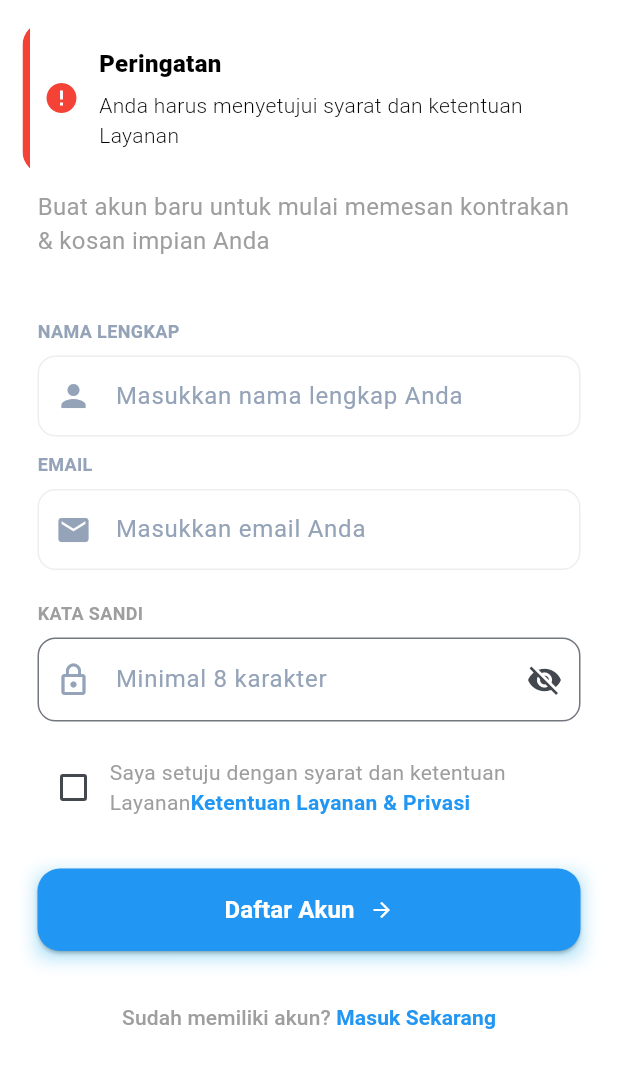
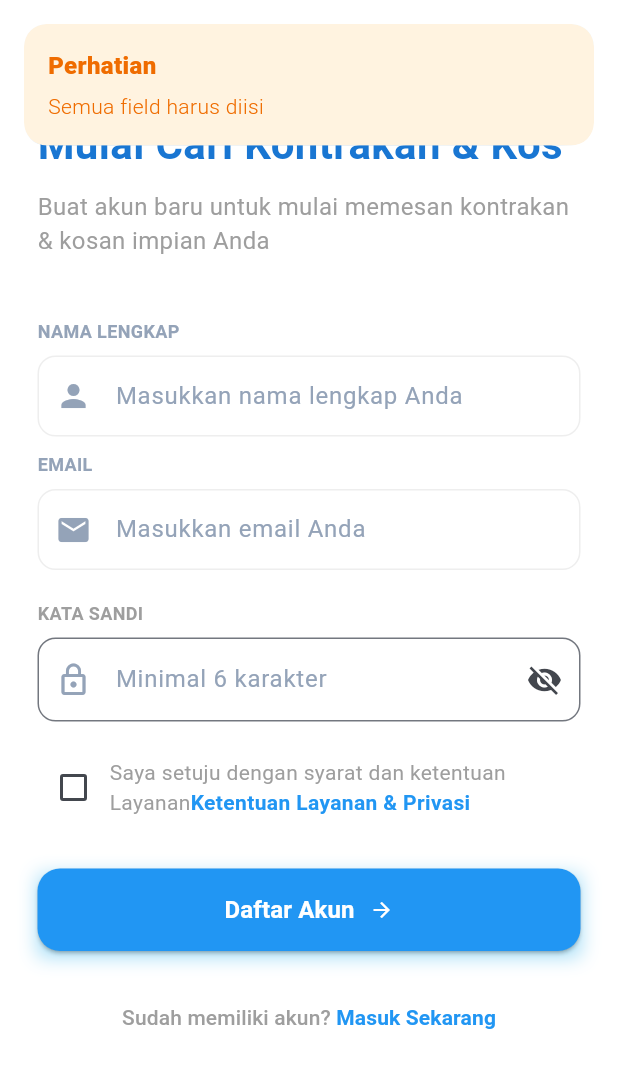
Before and after one commit to faldyardiansyah/mobile_proyek, a Flutter app: the RegisterScreen screen opened directly, after a tap on "Daftar Akun", on a phone screen of 412 x 824 dp. Shown: the top 1068 px of the screen. Run offline on Flutter 3.47's test engine with Material 3 defaults, Android fonts, the phone set to English and light mode, and no system bars; drawn by our look-alikes of flutter_animate; our stand-ins replace dash_chat_2, dio, get, get_storage, lottie; accounts and stored records are empty.

Commit message:
integrasi laravel

```diff
--- a/lib/auth/controller/auth_controller.dart
+++ b/lib/auth/controller/auth_controller.dart
@@ -1,74 +1,148 @@
+import 'package:appkonkos_mobile/modules/home/home_screen.dart';
+import 'package:dio/dio.dart';
 import 'package:get/get.dart';
 import 'package:flutter/material.dart';
-import 'package:appkonkos_mobile/modules/home/home_screen.dart';
+import 'package:get_storage/get_storage.dart';
+import 'package:appkonkos_mobile/services/api_service.dart';
 
-class AuthController extends GetxController {
-  var isHidden = true.obs;
-  void togglePassword() {
-    isHidden.value = !isHidden.value;
+class AuthController extends GetxController{
+  final ApiService _api = Get.find<ApiService>();
+  final _storage = GetStorage();
+
+  final isLoading = false.obs;
+  final isHidden = true.obs;
+  final isRegisterPasswordHidden = true.obs;
+  final isAgreeTerms = false.obs;
+
+  final emailLoginController = TextEditingController();
+  final passwordLoginController = TextEditingController();
+
+  final namaRegisterController = TextEditingController();
+  final registerEmailController = TextEditingController();
+  final registerPasswordController = TextEditingController();
+
+  @override
+  void onClose(){
+    emailLoginController.dispose();
+    passwordLoginController.dispose();
+    namaRegisterController.dispose();
+    registerEmailController.dispose();
+    registerPasswordController.dispose();
+    super.onClose();
+  }
+  void togglePassword() => isHidden.value = !isHidden.value;
+  void toggleRegisterPassword() => isRegisterPasswordHidden.value = !isRegisterPasswordHidden.value;
+  void toggleAgreeTerms(bool? v) => isAgreeTerms.value = v ?? false;
+
+  Future<void> login()async{
+    if (emailLoginController.text.isEmpty || passwordLoginController.text.isEmpty){
+      Get.snackbar('perhatian', 'Email dan password tidak boleh kosong',
+        backgroundColor: Colors.orange.shade50,
+        colorText: Colors.orange.shade800,
+        snackPosition: SnackPosition.TOP,
+        margin: const EdgeInsets.all(16),
+      );
+      return;
     }
 
-  void login() {
-    Get.snackbar(
-      "Berhasil Masuk",
-      "Selamat datang kembali di Apkonkos!",
+    try {
+      isLoading.value = true;
+      final response = await _api.post('auth/login', {
+        'email': emailLoginController.text.trim(),
+        'password': passwordLoginController.text,
+      });
+      _storage.write('token', response.data['token']);
+      _storage.write('user', response.data['user']);
+
+      Get.snackbar('Berhasil', 'Selamat datang ${response.data['user']['nama']}',
+        backgroundColor: Colors.green.shade50,
+        colorText: Colors.green.shade800,
         snackPosition: SnackPosition.TOP,
-      backgroundColor: Colors.white,
-      colorText: Colors.black,
-      leftBarIndicatorColor: Colors.green,
-      icon: const Icon(Icons.check_circle, color: Colors.green),
-      boxShadows: [
-        BoxShadow(
-          color: Colors.black.withOpacity(0.1),
-          blurRadius: 10,
-          offset: const Offset(0, 5),
-        ),
-      ],
-      margin: const EdgeInsets.all(15),
-      duration: const Duration(seconds: 2),
+        margin: const EdgeInsets.all(16),
       );
-    Future.delayed(const Duration(seconds: 2), () {
-      Get.offAll(() => HomeScreen());
-    });
+      Get.offAllNamed('/home');
+    } on DioException catch (e){
+      final message = e.response?.data?['message'] ?? 'Login gagal, silakan coba lagi';
+      Get.snackbar('Login Gagal', message,
+        backgroundColor: Colors.red.shade50,
+        colorText: Colors.red.shade800,
+        snackPosition: SnackPosition.TOP,
+        margin: const EdgeInsets.all(16),
+      );
+    } finally {
+      isLoading.value = false;
+    }
   }
 
-  var isRegisterPasswordHidden = true.obs;
-  var isAgreeTerms = false.obs;
-  void toggleRegisterPassword() {
-    isRegisterPasswordHidden.value = !isRegisterPasswordHidden.value;
+  Future<void> register() async {
+    if (namaRegisterController.text.isEmpty || registerEmailController.text.isEmpty || registerPasswordController.text.isEmpty) {
+      Get.snackbar('Perhatian', 'Semua field harus diisi',
+        backgroundColor: Colors.orange.shade50,
+        colorText: Colors.orange.shade800,
+        snackPosition: SnackPosition.TOP,
+        margin: const EdgeInsets.all(16),
+      );
+      return;
     }
-  void toggleAgreeTerms(bool? value) {
-    isAgreeTerms.value = value ?? false;
+    if (!isAgreeTerms.value) {
+      Get.snackbar('Perhatian', 'Anda harus menyetujui syarat dan ketentuan',
+        backgroundColor: Colors.orange.shade50,
+        colorText: Colors.orange.shade800,
+        snackPosition: SnackPosition.TOP,
+        margin: const EdgeInsets.all(16),
+      );
+      return;
     }
-  void register() {
-    if (isAgreeTerms.value == false) {
-      Get.snackbar(
-        "Peringatan",
-        "Anda harus menyetujui syarat dan ketentuan Layanan",
+
+    if (registerPasswordController.text.length < 6) {
+      Get.snackbar('Perhatian', 'Password harus minimal 6 karakter',
+        backgroundColor: Colors.orange.shade50,
+        colorText: Colors.orange.shade800,
         snackPosition: SnackPosition.TOP,
-        backgroundColor: Colors.white,
-        colorText: Colors.black,
-        leftBarIndicatorColor: Colors.red,
-        icon: const Icon(Icons.error, color: Colors.red),
-        margin: const EdgeInsets.all(15),
-        duration: const Duration(seconds: 2),
+        margin: const EdgeInsets.all(16),
       );
-    } else {
-      Get.snackbar(
-        "Sukses",
-        "Akun berhasil dibuat! Silahkan masuk.",
+      return;
+    }
+
+    try {
+      isLoading.value = true;
+      final response = await _api.post('auth/register', {
+        'nama': namaRegisterController.text.trim(),
+        'email': registerEmailController.text.trim(),
+        'password': registerPasswordController.text,
+        'password_confirmation': registerPasswordController.text,
+      });
+      _storage.write('token', response.data['token']);
+      _storage.write('user', response.data['user']);
+
+      Get.snackbar('Berhasil', 'Selamat datang ${response.data['user']['nama']}',
+        backgroundColor: Colors.green.shade50,
+        colorText: Colors.green.shade800,
         snackPosition: SnackPosition.TOP,
-        backgroundColor: Colors.white,
-        colorText: Colors.black,
-        leftBarIndicatorColor: Colors.green,
-        icon: const Icon(Icons.check_circle, color: Colors.green),
-        margin: const EdgeInsets.all(15),
-        duration: const Duration(seconds: 2),
+        margin: const EdgeInsets.all(16),
       );
-
-      Future.delayed(const Duration(seconds: 2), () {
-        Get.back();
-      });
+      Get.offAll (() => HomeScreen());
+    } on DioException catch (e) {
+      final message = e.response?.data?['message'] ?? 'Registrasi gagal, silakan coba lagi';
+      Get.snackbar('Registrasi Gagal', message,
+        backgroundColor: Colors.red.shade50,
+        colorText: Colors.red.shade800,
+        snackPosition: SnackPosition.TOP,
+        margin: const EdgeInsets.all(16),
+      );
+    } finally {
+      isLoading.value = false;
     }
   }
+
+  Future<void> logout() async{
+    try {
+      await _api.post('auth/logout', {});
+    }finally{
+      _storage.erase();
+      Get.offAllNamed('/login');
     }
+  }
+
+  bool get isLoggedIn => _storage.read('token') != null;
+}
--- a/lib/auth/register_screen.dart
+++ b/lib/auth/register_screen.dart
@@ -12,7 +12,7 @@ class RegisterScreen extends StatefulWidget {
 }
 
 class _RegisterScreenState extends State<RegisterScreen> {
-  final AuthController controller = Get.put(AuthController());
+  final AuthController controller = Get.find<AuthController>();
   @override
   Widget build(BuildContext context) {
     return Scaffold(
@@ -89,9 +89,10 @@ class _RegisterScreenState extends State<RegisterScreen> {
               "NAMA LENGKAP",
               "Masukkan nama lengkap Anda",
               Icons.person,
+              controller: controller.namaRegisterController,
             ),
             const SizedBox(height: 10),
-            _buildInputField("EMAIL", "Masukkan email Anda", Icons.email),
+            _buildInputField("EMAIL", "Masukkan email Anda", Icons.email, controller: controller.registerEmailController),
             const SizedBox(height: 20),
             const Text(
               "KATA SANDI",
@@ -104,9 +105,10 @@ class _RegisterScreenState extends State<RegisterScreen> {
             const SizedBox(height: 8),
             Obx(
               () => TextField(
+                controller: controller.registerPasswordController,
                 obscureText: controller.isRegisterPasswordHidden.value,
                 decoration: InputDecoration(
-                  hintText: "Minimal 8 karakter",
+                  hintText: "Minimal 6 karakter",
                   hintStyle: const TextStyle(color: Color(0xFF94A3B8)),
                   prefixIcon: const Icon(
                     Icons.lock_outline,
@@ -157,7 +159,7 @@ class _RegisterScreenState extends State<RegisterScreen> {
               ],
             ),
             const SizedBox(height: 30),
-            Container(
+            Obx(() => Container(
                   width: double.infinity,
                   height: 55,
                   decoration: BoxDecoration(
@@ -169,16 +171,25 @@ class _RegisterScreenState extends State<RegisterScreen> {
                       ),
                     ],
                   ),
-              child:
-                  ElevatedButton(
-                        onPressed: () => controller.register(),
+                  child: ElevatedButton(
+                    // Jika loading, tombol otomatis disable (null)
+                    onPressed: controller.isLoading.value ? null : () => controller.register(),
                     style: ElevatedButton.styleFrom(
                       backgroundColor: Colors.blue,
                       shape: RoundedRectangleBorder(
                         borderRadius: BorderRadius.circular(15),
                       ),
                     ),
-                        child: const Row(
+                    child: controller.isLoading.value
+                        ? const SizedBox(
+                            height: 20,
+                            width: 20,
+                            child: CircularProgressIndicator(
+                              color: Colors.white,
+                              strokeWidth: 2,
+                            ),
+                          )
+                        : const Row(
                             mainAxisAlignment: MainAxisAlignment.center,
                             children: [
                               Text(
@@ -197,13 +208,13 @@ class _RegisterScreenState extends State<RegisterScreen> {
                               ),
                             ],
                           ),
+                  ),
                 )
                 .animate(onPlay: (controller) => controller.repeat())
                 .shimmer(
                   duration: 3500.ms,
                   color: Colors.white.withOpacity(0.4),
-                      ),
-            ),
+                )),
             const SizedBox(height: 20),
             Center(
               child: TextButton(
@@ -232,7 +243,7 @@ class _RegisterScreenState extends State<RegisterScreen> {
   }
 }
 
-Widget _buildInputField(String label, String hint, IconData icon) {
+Widget _buildInputField(String label, String hint, IconData icon, {required controller}) {
   return Column(
     crossAxisAlignment: CrossAxisAlignment.start,
     children: [
@@ -246,6 +257,7 @@ Widget _buildInputField(String label, String hint, IconData icon) {
       ),
       const SizedBox(height: 8),
       TextField(
+        controller: controller,
         decoration: InputDecoration(
           hintText: hint,
           hintStyle: TextStyle(color: Color(0xFF94A3B8)),
--- a/pubspec.yaml
+++ b/pubspec.yaml
@@ -38,6 +38,8 @@ dependencies:
   http: ^1.2.2
   lottie: ^3.3.2
   flutter_launcher_icons: ^0.14.4
+  dio : 5.4.0
+  get_storage: ^2.1.1
 
 dev_dependencies:
   flutter_lints: ^5.0.0
```
Also changed, not shown: lib/auth/login_screen.dart (+9 -8 lines), lib/main.dart (+5 -2 lines), lib/services/api_service.dart (added, +57 -0 lines), pubspec.lock. Lines whose indentation alone changed are shown as unchanged.
